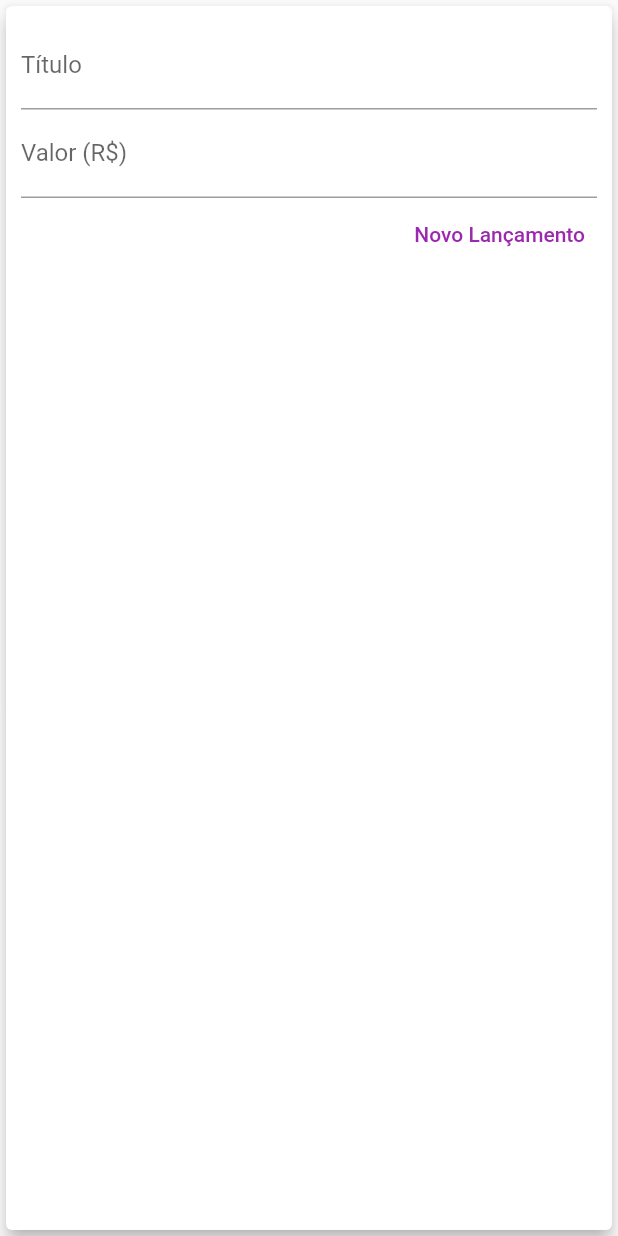
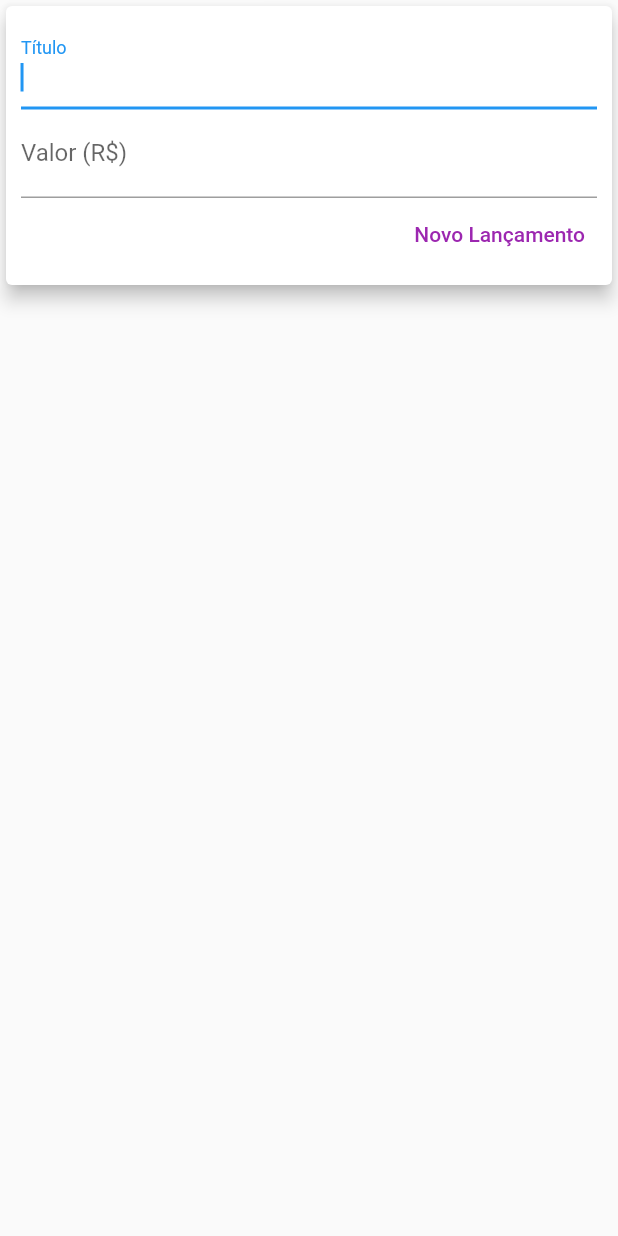
Before and after one commit to davidborelli/expenses, a Flutter app: the TransactionForm widget shown alone on an empty page, opened directly with empty values, after a tap on "Novo Lançamento", on a phone screen of 412 x 824 dp. Run offline on Flutter 3.47's test engine with Material 2 defaults, Android fonts, the phone set to English and light mode, and no system bars.

```diff
--- a/lib/components/transaction_form.dart
+++ b/lib/components/transaction_form.dart
@@ -1,26 +1,34 @@
 import 'package:flutter/material.dart';
 
-class TransactionForm extends StatelessWidget {
-  final void Function(String title, double value) addTransaction;
-  final titleController = TextEditingController();
-  final valueController = TextEditingController();
+class TransactionForm extends StatefulWidget {
+  final void Function(String title, double value, BuildContext context) addTransaction;
 
   TransactionForm(this.addTransaction);
 
-  _submitForm() {
+  @override
+  _TransactionFormState createState() => _TransactionFormState();
+}
+
+class _TransactionFormState extends State<TransactionForm> {
+  final titleController = TextEditingController();
+
+  final valueController = TextEditingController();
+
+  _submitForm(BuildContext context) {
     final title = titleController.text;
     final value = double.tryParse(valueController.text) ?? 0.0;
 
-    if(title.isEmpty || value <= 0) {
+    if (title.isEmpty || value <= 0) {
       return;
     }
 
-    addTransaction(title, value);
+    widget.addTransaction(title, value, context);
   }
 
   @override
   Widget build(BuildContext context) {
-    return Card(
+    return SingleChildScrollView(
+      child: Card(
         elevation: 5,
         child: Padding(
           padding: const EdgeInsets.all(10),
@@ -28,15 +36,17 @@ class TransactionForm extends StatelessWidget {
             children: [
               TextField(
                 controller: titleController,
-              onSubmitted: (_) => _submitForm(),
+                onSubmitted: (_) => _submitForm(context),
+                autofocus: true,
                 decoration: InputDecoration(
                   labelText: 'Título',
                 ),
               ),
               TextField(
                 controller: valueController,
-              keyboardType: TextInputType.numberWithOptions(decimal: true, signed: false),
-              onSubmitted: (_) => _submitForm(),
+                keyboardType: TextInputType.numberWithOptions(
+                    decimal: true, signed: false),
+                onSubmitted: (_) => _submitForm(context),
                 decoration: InputDecoration(
                   labelText: 'Valor (R\$)',
                 ),
@@ -45,7 +55,7 @@ class TransactionForm extends StatelessWidget {
                 mainAxisAlignment: MainAxisAlignment.end,
                 children: [
                   TextButton(
-                  onPressed: () => _submitForm(),
+                    onPressed: () => _submitForm(context),
                     child: Text(
                       'Novo Lançamento',
                       style: TextStyle(color: Colors.purple),
@@ -56,6 +66,7 @@ class TransactionForm extends StatelessWidget {
             ],
           ),
         ),
+      ),
     );
   }
 }
--- a/lib/components/transaction_list.dart
+++ b/lib/components/transaction_list.dart
@@ -11,8 +11,8 @@ class TransactionList extends StatelessWidget {
   @override
   Widget build(BuildContext context) {
     return Container(
-      height: 300,
       child: ListView.builder(
+        shrinkWrap: true,
         itemCount: transactions.length,
         itemBuilder: (ctx, index) {
           final transaction = transactions[index];
```
Also changed, not shown: lib/main.dart (+10 -9 lines). Lines whose indentation alone changed are shown as unchanged.
